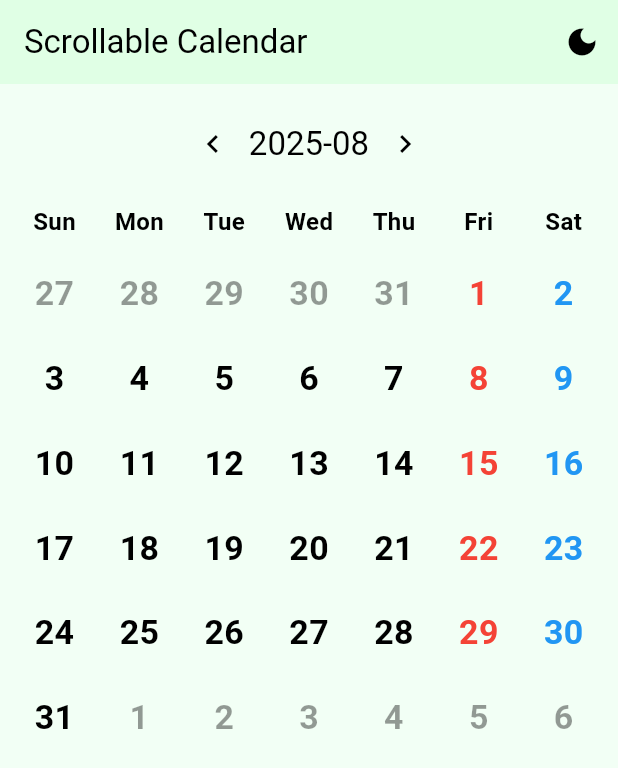
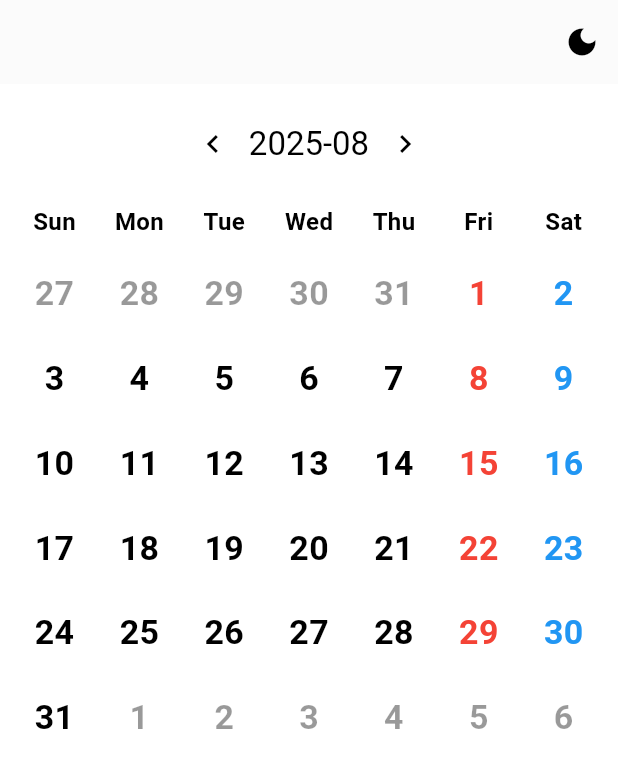
Before and after one commit to mohamedbadrco/CL, a Flutter app: the screen it shows after launch, on a phone screen of 412 x 824 dp. Shown: the top 768 px of the screen. Run offline on Flutter 3.47's test engine with Material 3 defaults, Android fonts, the light colour scheme and no system bars.

Commit message:
some ui changes

```diff
--- a/lib/main.dart
+++ b/lib/main.dart
@@ -27,13 +27,13 @@ class _CalendarAppState extends State<CalendarApp> {
       title: 'Scrollable Calendar',
       theme: ThemeData(
         brightness: Brightness.light,
-        scaffoldBackgroundColor: const Color(0xFFF2FFF5), // even lighter green
+        scaffoldBackgroundColor: const Color.fromARGB(255, 255, 255, 255), // even lighter green
         colorScheme: ColorScheme.fromSwatch().copyWith(
-          primary: const Color.fromARGB(255, 221, 249, 222),
-          secondary: Colors.lightGreen.shade100,
+          primary:  const Color(0xFFF2FFF5),
+          secondary: const Color.fromARGB(255, 255, 255, 255),
         ),
         appBarTheme: const AppBarTheme(
-          backgroundColor: Color(0xFFE0FFE5), // lighter green for app bar
+          backgroundColor:  Color.fromARGB(255, 251, 251, 251), // lighter green for app bar
           foregroundColor: Colors.black,
         ),
       ),
@@ -320,7 +320,7 @@ class _CalendarScreenState extends State<CalendarScreen> {
 
     return Scaffold(
       appBar: AppBar(
-        title: const Text('Scrollable Calendar'),
+        title: const Text(''),
         actions: [
           IconButton(
             icon: Icon(
@@ -397,7 +397,7 @@ class _CalendarScreenState extends State<CalendarScreen> {
                         padding: const EdgeInsets.symmetric(vertical: 2.0),
                         child: Row(
                           children: [
-                            const Icon(Icons.event, size: 18, color: Colors.redAccent),
+                            const Icon(Icons.event, size: 18, color: Color.fromARGB(255, 255, 255, 255)),
                             const SizedBox(width: 4),
                             Expanded(child: Text(event)),
                           ],
```
